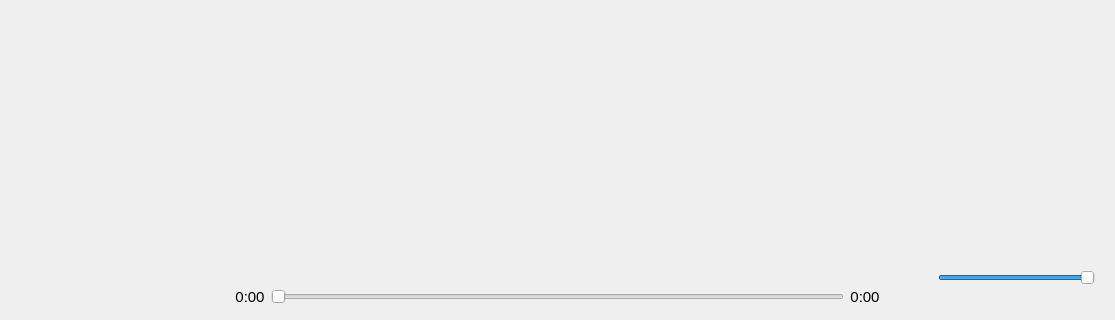
Before: the Qt Designer form src/audio/audiowidget.ui in handy-sun/qitools, drawn with Qt 5; both pictures show x 0 to 1115 and y 363 to 683 of the 1115 by 683 pixel window.
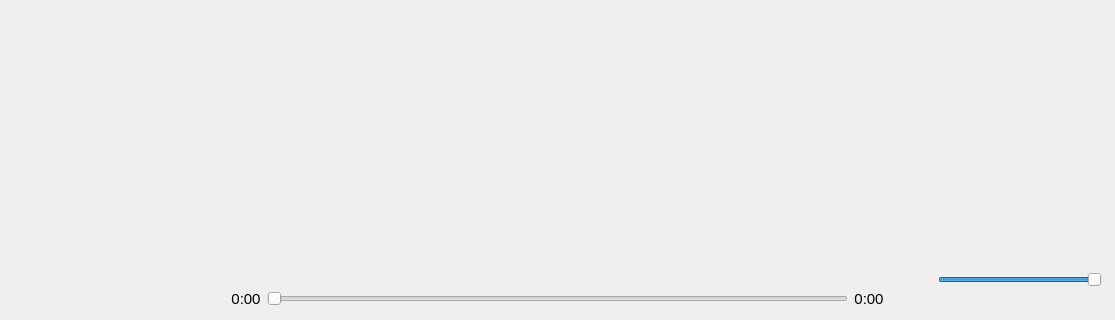
After: the same form once the commit is applied.

Diff of the .ui file:
```diff
--- a/src/audio/audiowidget.ui
+++ b/src/audio/audiowidget.ui
@@ -15,7 +15,7 @@
   </property>
   <layout class="QVBoxLayout" name="verticalLayout_2" stretch="8,1">
    <property name="spacing">
-    <number>4</number>
+    <number>7</number>
    </property>
    <property name="leftMargin">
     <number>5</number>
@@ -35,6 +35,18 @@
    <item>
     <widget class="QFrame" name="framePlayTool">
      <layout class="QHBoxLayout" name="horizontalLayout_4" stretch="1,3,1">
+      <property name="leftMargin">
+       <number>2</number>
+      </property>
+      <property name="topMargin">
+       <number>5</number>
+      </property>
+      <property name="rightMargin">
+       <number>2</number>
+      </property>
+      <property name="bottomMargin">
+       <number>1</number>
+      </property>
       <item>
        <widget class="QLabel" name="labelSongMsg">
         <property name="font">
@@ -55,7 +67,7 @@
            <widget class="QPushButton" name="btnOpenFile">
             <property name="minimumSize">
              <size>
-              <width>0</width>
+              <width>45</width>
               <height>30</height>
              </size>
             </property>
@@ -141,7 +153,7 @@
             </property>
             <property name="sizeHint" stdset="0">
              <size>
-              <width>40</width>
+              <width>45</width>
               <height>20</height>
              </size>
             </property>
@@ -194,6 +206,9 @@
       </item>
       <item>
        <layout class="QHBoxLayout" name="horizontalLayout">
+        <property name="spacing">
+         <number>2</number>
+        </property>
         <property name="leftMargin">
          <number>6</number>
         </property>
```
Left out of the diff: 61 changed lines with no effect on the pictures.
